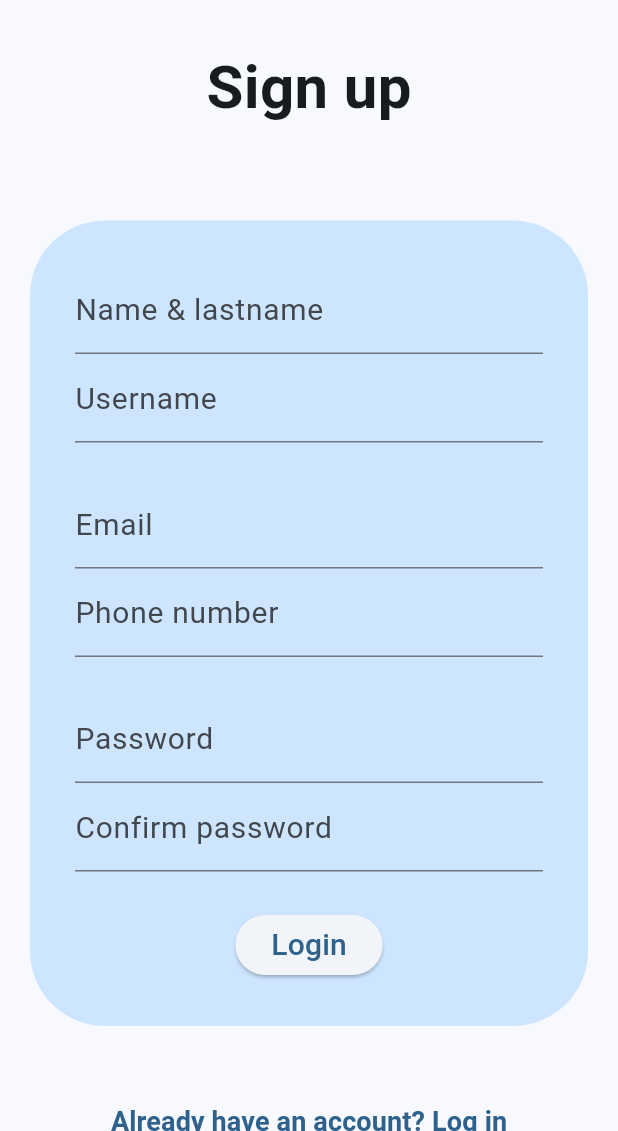
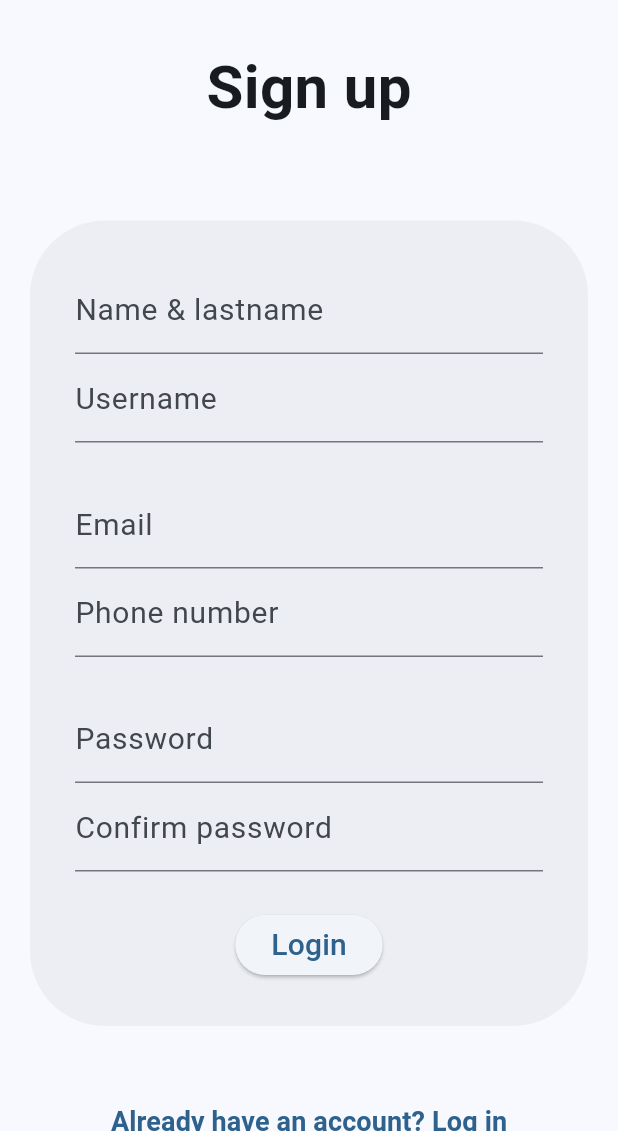
Before and after one commit to findflow-app/flutter_mobile_app, a Flutter app: the screen it shows after launch, after a tap on "Don't have an account? Sign up", on a phone screen of 412 x 824 dp, the part 105-1236 px from its top. Run offline on Flutter 3.47's test engine with Material 3 defaults, Android fonts, the light colour scheme and no system bars; our stand-ins replace dio, flutter_blue_plus, flutter_riverpod, flutter_secure_storage, freezed_annotation, permission_handler; missing offline and left inert: flutter_foreground_task; network calls fail.

Commit message:
updated panels

```diff
--- a/lib/login_page/login_page.dart
+++ b/lib/login_page/login_page.dart
@@ -86,7 +86,7 @@ class _LoginScreenState extends ConsumerState<LoginScreen> {
                 padding: const EdgeInsets.all(20.0),
                 child: DecoratedBox(
                   decoration: BoxDecoration(
-                    color: Theme.of(context).colorScheme.primaryContainer,
+                    color: Theme.of(context).colorScheme.surfaceContainer,
                     borderRadius: const BorderRadius.all(Radius.circular(50.0)),
                   ),
                   child: Padding(
--- a/lib/login_page/sign_up_page.dart
+++ b/lib/login_page/sign_up_page.dart
@@ -30,7 +30,7 @@ class SignupScreen extends StatelessWidget {
                 padding: const EdgeInsets.all(20.0),
                 child: DecoratedBox(
                   decoration: BoxDecoration(
-                    color: Theme.of(context).colorScheme.primaryContainer,
+                    color: Theme.of(context).colorScheme.surfaceContainer,
                     borderRadius: const BorderRadius.all(Radius.circular(50.0)),
                   ),
                   child: Padding(
```
